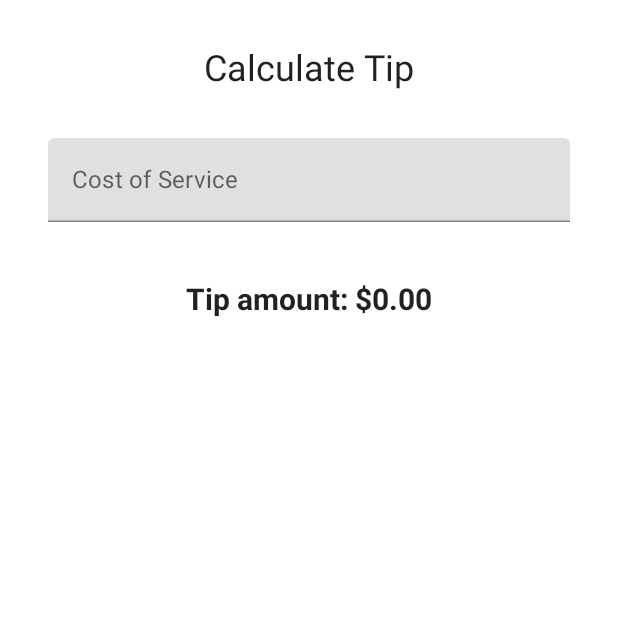
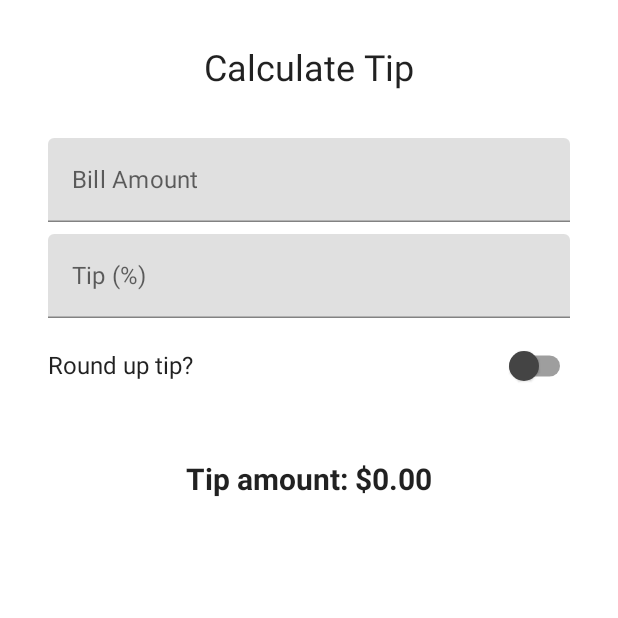
Before and after one commit to GabrielGomezGG/AndroidComposeGoogleCodelab, an Android app built with Jetpack Compose: the screen it shows after launch (MainActivity), on a phone screen of 412 x 824 dp, the top half of it. Run offline under Robolectric (Android 15) with nearby library versions, the phone set to English and light mode, and no system bars.

Commit message:
Calcula una propina personalizada

```diff
--- a/Unidad_2_Compila_la_IU_de_una_app/TipTime/app/src/main/java/com/example/tiptime/MainActivity.kt
+++ b/Unidad_2_Compila_la_IU_de_una_app/TipTime/app/src/main/java/com/example/tiptime/MainActivity.kt
@@ -3,17 +3,20 @@ package com.example.tiptime
 import android.os.Bundle
 import androidx.activity.ComponentActivity
 import androidx.activity.compose.setContent
+import androidx.annotation.StringRes
 import androidx.compose.foundation.layout.*
+import androidx.compose.foundation.text.KeyboardActions
 import androidx.compose.foundation.text.KeyboardOptions
-import androidx.compose.material.MaterialTheme
-import androidx.compose.material.Surface
-import androidx.compose.material.Text
-import androidx.compose.material.TextField
+import androidx.compose.material.*
 import androidx.compose.runtime.*
 import androidx.compose.ui.Alignment
 import androidx.compose.ui.Modifier
+import androidx.compose.ui.focus.FocusDirection
+import androidx.compose.ui.graphics.Color
+import androidx.compose.ui.platform.LocalFocusManager
 import androidx.compose.ui.res.stringResource
 import androidx.compose.ui.text.font.FontWeight
+import androidx.compose.ui.text.input.ImeAction
 import androidx.compose.ui.text.input.KeyboardType
 import androidx.compose.ui.tooling.preview.Preview
 import androidx.compose.ui.unit.dp
@@ -41,9 +44,15 @@ class MainActivity : ComponentActivity() {
 @Composable
 fun TipTimeScreen() {
     var amountInput by remember { mutableStateOf("") }
+    var tipInput by remember { mutableStateOf("") }
+    var roundUp by remember { mutableStateOf(false) }
 
+    val tipPercent = tipInput.toDoubleOrNull() ?: 0.0
     val amount = amountInput.toDoubleOrNull() ?: 0.0
-    val tip = calculateTip(amount)
+    val tip = calculateTip(amount, tipPercent, roundUp)
+
+    val focusManager = LocalFocusManager.current
+
 
     Column(
         modifier = Modifier.padding(32.dp),
@@ -55,9 +64,30 @@ fun TipTimeScreen() {
             modifier = Modifier.align(Alignment.CenterHorizontally)
         )
         Spacer(Modifier.height(16.dp))
-        EditNumberField(value = amountInput,
+        EditNumberField(
+            label = R.string.bill_amount,
+            keyboardOptions = KeyboardOptions(
+                keyboardType = KeyboardType.Number,
+                imeAction = ImeAction.Next
+            ),
+            keyboardActions = KeyboardActions(
+                onNext = { focusManager.moveFocus(FocusDirection.Down) }
+            ),
+            value = amountInput,
             onValueChange = { amountInput = it }
         )
+        EditNumberField(
+            label = R.string.how_was_the_service,
+            keyboardOptions = KeyboardOptions(
+                keyboardType = KeyboardType.Number,
+                imeAction = ImeAction.Done
+            ),
+            keyboardActions = KeyboardActions(
+                onDone = { focusManager.clearFocus() }),
+            value = tipInput,
+            onValueChange = { tipInput = it }
+        )
+        RoundTheTipRow(roundUp = roundUp, onRoundUpChanged = {roundUp != it})
         Spacer(Modifier.height(24.dp))
         Text(
             text = stringResource(R.string.tip_amount, tip),
@@ -70,25 +100,59 @@ fun TipTimeScreen() {
 }
 
 @Composable
+fun RoundTheTipRow(
+    roundUp: Boolean,
+    onRoundUpChanged: (Boolean) -> Unit,
+    modifier: Modifier = Modifier
+) {
+    Row(
+        modifier = Modifier
+            .fillMaxWidth()
+            .size(48.dp),
+        verticalAlignment = Alignment.CenterVertically
+    ) {
+        Text(text = stringResource(R.string.round_up_tip))
+        Switch(
+            modifier = modifier
+                .fillMaxWidth()
+                .wrapContentWidth(Alignment.End),
+            checked = roundUp,
+            onCheckedChange = onRoundUpChanged,
+            colors = SwitchDefaults.colors(
+                uncheckedThumbColor = Color.DarkGray
+            )
+        )
+    }
+}
+
+@Composable
 fun EditNumberField(
+    @StringRes label: Int,
     value: String,
-    onValueChange: (String) -> Unit
+    keyboardOptions: KeyboardOptions,
+    keyboardActions: KeyboardActions,
+    onValueChange: (String) -> Unit,
+    modifier: Modifier = Modifier
 ) {
     TextField(
         value = value,
         onValueChange = onValueChange,
-        label = { Text(stringResource(R.string.cost_of_service)) },
+        label = { Text(stringResource(label)) },
         modifier = Modifier.fillMaxWidth(),
         singleLine = true,
-        keyboardOptions = KeyboardOptions(keyboardType = KeyboardType.Number)
+        keyboardOptions = keyboardOptions,
+        keyboardActions = keyboardActions
     )
 }
 
 private fun calculateTip(
     amount: Double,
-    tipPercent: Double = 15.0
+    tipPercent: Double = 15.0,
+    roundUp: Boolean
 ): String {
-    val tip = tipPercent / 100 * amount
+    var tip = tipPercent / 100 * amount
+    if (roundUp)
+        tip = kotlin.math.ceil(tip)
     return NumberFormat.getCurrencyInstance().format(tip)
 }
 
--- a/Unidad_2_Compila_la_IU_de_una_app/TipTime/app/src/main/res/values/strings.xml
+++ b/Unidad_2_Compila_la_IU_de_una_app/TipTime/app/src/main/res/values/strings.xml
@@ -1,6 +1,8 @@
 <resources>
     <string name="app_name">Tip Time</string>
     <string name="calculate_tip">Calculate Tip</string>
-    <string name="cost_of_service">Cost of Service</string>
+    <string name="bill_amount">Bill Amount</string>
     <string name="tip_amount">Tip amount: %s</string>
+    <string name="how_was_the_service">Tip (%)</string>
+    <string name="round_up_tip">Round up tip?</string>
 </resources>
```
Also changed, not shown: 2 other files.
